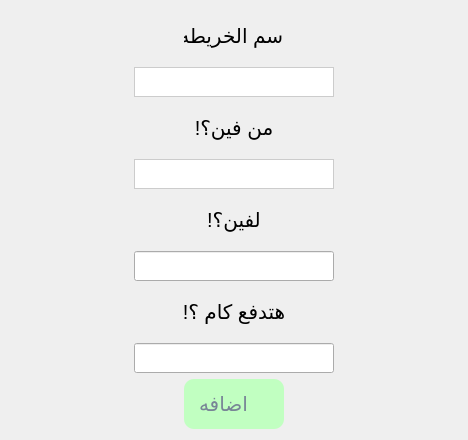
Qt form addgraph.ui (Roqaya-muhmd/Mini_Wasalny) before a commit.
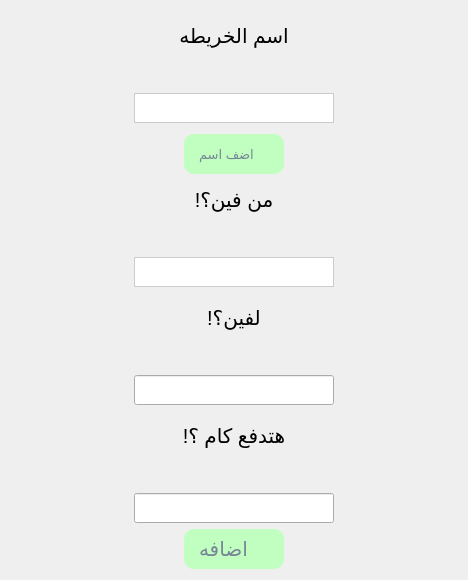
The same form after that commit. Icons and pictures are not drawn.

```diff
--- a/addgraph.ui
+++ b/addgraph.ui
@@ -7,27 +7,14 @@
     <x>0</x>
     <y>0</y>
     <width>468</width>
-    <height>344</height>
+    <height>474</height>
    </rect>
   </property>
   <property name="windowTitle">
    <string>Form</string>
   </property>
   <property name="styleSheet">
-   <string notr="true">QQLabel {
-    qproperty-alignment: AlignCenter; /* توسيط النص (بدون CSS عادي!) */
-    background: qlineargradient(x1:0, y1:0, x2:1, y2:1,
-                               stop:0 #3498db, stop:1 #2ecc71); /* جرادينت */
-    border: 2px solid #2980b9;
-    border-radius: 10px;
-    padding: 10px;
-text-align: center;  
-}
-QLabel:hover {
-    color: #ffffff;
-    background-color: rgba( 86, 101, 115, 0.5); 
-border-radius: 10px;
-}</string>
+   <string notr="true"/>
   </property>
   <layout class="QGridLayout" name="gridLayout">
    <item row="0" column="0">
@@ -36,13 +23,13 @@
       <widget class="QLabel" name="label_4">
        <property name="minimumSize">
         <size>
-         <width>100</width>
+         <width>120</width>
          <height>50</height>
         </size>
        </property>
        <property name="maximumSize">
         <size>
-         <width>100</width>
+         <width>120</width>
          <height>50</height>
         </size>
        </property>
@@ -51,6 +38,22 @@
          <pointsize>15</pointsize>
         </font>
        </property>
+       <property name="styleSheet">
+        <string notr="true">QQLabel {
+    qproperty-alignment: AlignCenter; /* توسيط النص (بدون CSS عادي!) */
+    background: qlineargradient(x1:0, y1:0, x2:1, y2:1,
+                               stop:0 #3498db, stop:1 #2ecc71); /* جرادينت */
+    border: 2px solid #2980b9;
+    border-radius: 10px;
+    padding: 10px;
+text-align: center;  
+}
+QLabel:hover {
+    color: #ffffff;
+    background-color: rgba( 86, 101, 115, 0.5); 
+border-radius: 10px;
+}</string>
+       </property>
        <property name="text">
         <string>اسم الخريطه</string>
        </property>
@@ -59,6 +62,37 @@
        </property>
       </widget>
      </item>
+     <item alignment="Qt::AlignmentFlag::AlignHCenter">
+      <widget class="QLabel" name="label_warning">
+       <property name="minimumSize">
+        <size>
+         <width>120</width>
+         <height>20</height>
+        </size>
+       </property>
+       <property name="maximumSize">
+        <size>
+         <width>120</width>
+         <height>20</height>
+        </size>
+       </property>
+       <property name="font">
+        <font>
+         <pointsize>7</pointsize>
+         <bold>true</bold>
+        </font>
+       </property>
+       <property name="styleSheet">
+        <string notr="true"/>
+       </property>
+       <property name="text">
+        <string/>
+       </property>
+       <property name="alignment">
+        <set>Qt::AlignmentFlag::AlignCenter</set>
+       </property>
+      </widget>
+     </item>
      <item alignment="Qt::AlignmentFlag::AlignHCenter">
       <widget class="QLineEdit" name="lineEdit_4">
        <property name="minimumSize">
@@ -88,6 +122,71 @@
        </property>
       </widget>
      </item>
+     <item alignment="Qt::AlignmentFlag::AlignHCenter">
+      <widget class="QPushButton" name="pushButton_2">
+       <property name="minimumSize">
+        <size>
+         <width>100</width>
+         <height>40</height>
+        </size>
+       </property>
+       <property name="maximumSize">
+        <size>
+         <width>100</width>
+         <height>30</height>
+        </size>
+       </property>
+       <property name="font">
+        <font>
+         <family>Segoe UI</family>
+         <pointsize>10</pointsize>
+         <italic>false</italic>
+         <bold>false</bold>
+        </font>
+       </property>
+       <property name="layoutDirection">
+        <enum>Qt::LayoutDirection::LeftToRight</enum>
+       </property>
+       <property name="styleSheet">
+        <string notr="true">QPushButton {
+background-color:  #C1FFC1;
+		border:none;
+		border-radius: 3px;
+		text-align: left;
+		padding: 8px 0 8px 15px;
+		color: #788596;
+    font-family: &quot;Segoe UI&quot;, &quot;Arial&quot;, &quot;Helvetica Neue&quot;, sans-serif;
+border-radius: 10px;
+
+	}
+QPushButton:hover {
+		background-color: rgba( 86, 101, 115, 0.5);
+	}
+ QPushButton:checked {
+		color: #fff;
+	}</string>
+       </property>
+       <property name="text">
+        <string>اضف اسم</string>
+       </property>
+       <property name="icon">
+        <iconset resource="myres.qrc">
+         <normaloff>:/icons/add-row-16.ico</normaloff>:/icons/add-row-16.ico</iconset>
+       </property>
+       <property name="iconSize">
+        <size>
+         <width>11</width>
+         <height>11</height>
+        </size>
+       </property>
+       <property name="checkable">
+        <bool>true</bool>
+       </property>
+       <property name="autoExclusive">
+        <bool>true</bool>
+       </property>
+      </widget>
+     </item>
      <item alignment="Qt::AlignmentFlag::AlignHCenter">
       <widget class="QLabel" name="label">
        <property name="minimumSize">
@@ -107,6 +206,22 @@
          <pointsize>15</pointsize>
         </font>
        </property>
+       <property name="styleSheet">
+        <string notr="true">QQLabel {
+    qproperty-alignment: AlignCenter; /* توسيط النص (بدون CSS عادي!) */
+    background: qlineargradient(x1:0, y1:0, x2:1, y2:1,
+                               stop:0 #3498db, stop:1 #2ecc71); /* جرادينت */
+    border: 2px solid #2980b9;
+    border-radius: 10px;
+    padding: 10px;
+text-align: center;  
+}
+QLabel:hover {
+    color: #ffffff;
+    background-color: rgba( 86, 101, 115, 0.5); 
+border-radius: 10px;
+}</string>
+       </property>
        <property name="text">
         <string>من فين؟!</string>
        </property>
@@ -115,6 +230,25 @@
        </property>
       </widget>
      </item>
+     <item alignment="Qt::AlignmentFlag::AlignHCenter">
+      <widget class="QLabel" name="label_waring2">
+       <property name="minimumSize">
+        <size>
+         <width>120</width>
+         <height>20</height>
+        </size>
+       </property>
+       <property name="maximumSize">
+        <size>
+         <width>120</width>
+         <height>20</height>
+        </size>
+       </property>
+       <property name="text">
+        <string/>
+       </property>
+      </widget>
+     </item>
      <item alignment="Qt::AlignmentFlag::AlignHCenter">
       <widget class="QLineEdit" name="lineEdit">
        <property name="minimumSize">
@@ -163,6 +297,22 @@
          <pointsize>15</pointsize>
         </font>
        </property>
+       <property name="styleSheet">
+        <string notr="true">QQLabel {
+    qproperty-alignment: AlignCenter; /* توسيط النص (بدون CSS عادي!) */
+    background: qlineargradient(x1:0, y1:0, x2:1, y2:1,
+                               stop:0 #3498db, stop:1 #2ecc71); /* جرادينت */
+    border: 2px solid #2980b9;
+    border-radius: 10px;
+    padding: 10px;
+text-align: center;  
+}
+QLabel:hover {
+    color: #ffffff;
+    background-color: rgba( 86, 101, 115, 0.5); 
+border-radius: 10px;
+}</string>
+       </property>
        <property name="text">
         <string>لفين؟!</string>
        </property>
@@ -171,6 +321,25 @@
        </property>
       </widget>
      </item>
+     <item alignment="Qt::AlignmentFlag::AlignHCenter">
+      <widget class="QLabel" name="label_waring3">
+       <property name="minimumSize">
+        <size>
+         <width>120</width>
+         <height>20</height>
+        </size>
+       </property>
+       <property name="maximumSize">
+        <size>
+         <width>120</width>
+         <height>20</height>
+        </size>
+       </property>
+       <property name="text">
+        <string/>
+       </property>
+      </widget>
+     </item>
      <item alignment="Qt::AlignmentFlag::AlignHCenter">
       <widget class="QLineEdit" name="lineEdit_2">
        <property name="minimumSize">
@@ -206,6 +375,22 @@
          <pointsize>15</pointsize>
         </font>
        </property>
+       <property name="styleSheet">
+        <string notr="true">QQLabel {
+    qproperty-alignment: AlignCenter; /* توسيط النص (بدون CSS عادي!) */
+    background: qlineargradient(x1:0, y1:0, x2:1, y2:1,
+                               stop:0 #3498db, stop:1 #2ecc71); /* جرادينت */
+    border: 2px solid #2980b9;
+    border-radius: 10px;
+    padding: 10px;
+text-align: center;  
+}
+QLabel:hover {
+    color: #ffffff;
+    background-color: rgba( 86, 101, 115, 0.5); 
+border-radius: 10px;
+}</string>
+       </property>
        <property name="text">
         <string>هتدفع كام ؟!</string>
        </property>
@@ -214,6 +399,25 @@
        </property>
       </widget>
      </item>
+     <item alignment="Qt::AlignmentFlag::AlignHCenter">
+      <widget class="QLabel" name="label_waring4">
+       <property name="minimumSize">
+        <size>
+         <width>120</width>
+         <height>20</height>
+        </size>
+       </property>
+       <property name="maximumSize">
+        <size>
+         <width>120</width>
+         <height>20</height>
+        </size>
+       </property>
+       <property name="text">
+        <string/>
+       </property>
+      </widget>
+     </item>
      <item alignment="Qt::AlignmentFlag::AlignHCenter">
       <widget class="QLineEdit" name="lineEdit_3">
        <property name="minimumSize">
@@ -235,13 +439,13 @@
        <property name="minimumSize">
         <size>
          <width>100</width>
-         <height>50</height>
+         <height>40</height>
         </size>
        </property>
        <property name="maximumSize">
         <size>
          <width>100</width>
-         <height>50</height>
+         <height>40</height>
         </size>
        </property>
        <property name="font">
```
